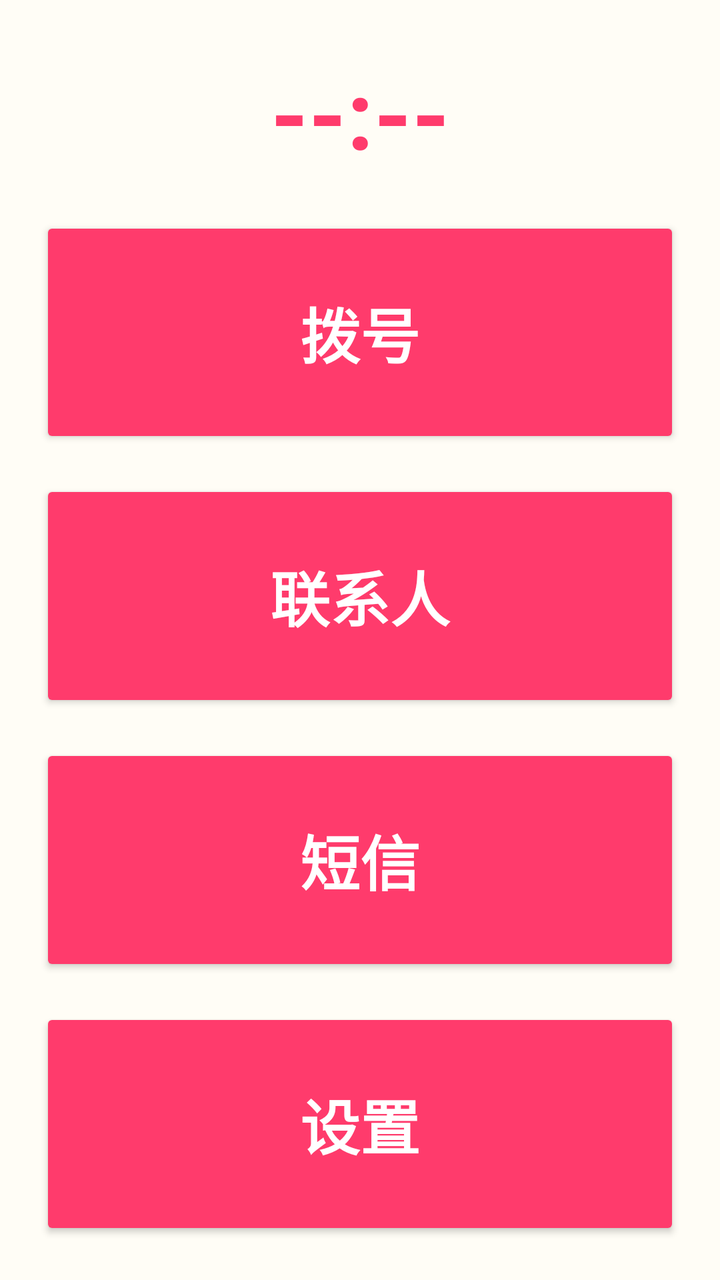
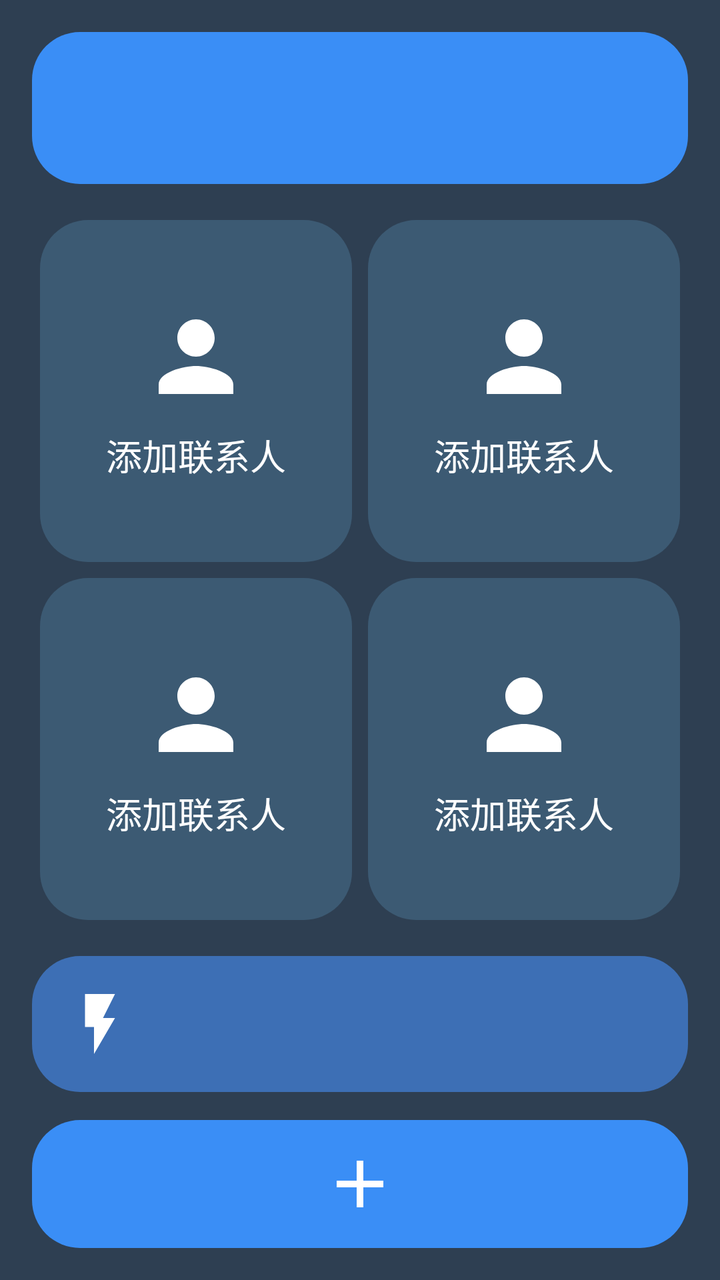

The first picture is an Android layout as it rendered before a commit; the second is the same layout after the commit. The layout source and the unified diff follow.
<!-- AndroidManifest.xml: application theme Theme.ElderLauncher -->
<!-- res/layout/activity_home.xml -->
<?xml version="1.0" encoding="utf-8"?>
<LinearLayout xmlns:android="http://schemas.android.com/apk/res/android"
    android:orientation="vertical"
    android:padding="12dp"
    android:layout_width="match_parent"
    android:layout_height="match_parent">

    <TextView
        android:id="@+id/tvClock"
        android:text="--:--"
        android:textSize="48sp"
        android:textStyle="bold"
        android:textColor="@color/primary"
        android:gravity="center"
        android:padding="12dp"
        android:layout_width="match_parent"
        android:layout_height="wrap_content" />

    <Button
        android:id="@+id/btnDialer"
        style="@style/BigButton"
        android:text="@string/home_dialer"
        android:layout_width="match_parent"
        android:layout_height="0dp"
        android:layout_weight="1" />

    <Button
        android:id="@+id/btnContacts"
        style="@style/BigButton"
        android:text="@string/home_contacts"
        android:layout_width="match_parent"
        android:layout_height="0dp"
        android:layout_weight="1" />

    <Button
        android:id="@+id/btnSms"
        style="@style/BigButton"
        android:text="@string/home_sms"
        android:layout_width="match_parent"
        android:layout_height="0dp"
        android:layout_weight="1" />

    <Button
        android:id="@+id/btnSettings"
        style="@style/BigButton"
        android:text="@string/home_settings"
        android:layout_width="match_parent"
        android:layout_height="0dp"
        android:layout_weight="1" />
</LinearLayout>
<!-- resources referenced by this layout -->
<resources>
  <color name="primary">#FF3B6C</color>
  <string name="home_contacts">联系人</string>
  <string name="home_dialer">拨号</string>
  <string name="home_settings">设置</string>
  <string name="home_sms">短信</string>
  <style name="BigButton" parent="Widget.AppCompat.Button">
          <item name="android:textSize">30sp</item>
          <item name="android:textStyle">bold</item>
          <item name="android:textColor">@android:color/white</item>
          <item name="android:backgroundTint">@color/primary</item>
          <item name="android:layout_margin">8dp</item>
          <item name="android:padding">20dp</item>
      </style>
  <style name="Theme.ElderLauncher" parent="Theme.AppCompat.DayNight.NoActionBar">
          <item name="colorPrimary">@color/primary</item>
          <item name="colorPrimaryDark">@color/primary_dark</item>
          <item name="colorAccent">@color/accent</item>
          <item name="android:windowBackground">@color/bg</item>
          <item name="android:textSize">22sp</item>
          <item name="android:textColor">@color/text_dark</item>
      </style>
  <color name="primary_dark">#C2185B</color>
  <color name="accent">#FF6F91</color>
  <color name="bg">#FFFDF6</color>
  <color name="text_dark">#222222</color>
</resources>

<!-- the commit's change to res/layout/activity_home.xml (unified diff, before → after) -->
@@ -1,50 +1,187 @@
 <?xml version="1.0" encoding="utf-8"?>
 <LinearLayout xmlns:android="http://schemas.android.com/apk/res/android"
     android:orientation="vertical"
-    android:padding="12dp"
+    android:padding="16dp"
+    android:background="@color/bg_navy"
     android:layout_width="match_parent"
     android:layout_height="match_parent">
 
-    <TextView
-        android:id="@+id/tvClock"
-        android:text="--:--"
-        android:textSize="48sp"
-        android:textStyle="bold"
-        android:textColor="@color/primary"
-        android:gravity="center"
-        android:padding="12dp"
+    
+    <FrameLayout
         android:layout_width="match_parent"
-        android:layout_height="wrap_content" />
+        android:layout_height="wrap_content"
+        android:background="@drawable/bg_round_blue"
+        android:padding="20dp">
 
-    <Button
-        android:id="@+id/btnDialer"
-        style="@style/BigButton"
-        android:text="@string/home_dialer"
+        <ImageView
+            android:id="@+id/ivWidget"
+            android:layout_width="36dp"
+            android:layout_height="36dp"
+            android:layout_gravity="end|top"
+            android:src="@drawable/ic_quad"
+            android:contentDescription="@string/home_settings" />
+
+        <LinearLayout
+            android:orientation="vertical"
+            android:layout_width="match_parent"
+            android:layout_height="wrap_content"
+            android:paddingEnd="44dp">
+
+            <LinearLayout
+                android:orientation="horizontal"
+                android:layout_width="wrap_content"
+                android:layout_height="wrap_content"
+                android:gravity="bottom">
+
+                <TextView
+                    android:id="@+id/tvTime"
+                    android:text="--:--"
+                    android:textSize="64sp"
+                    android:textStyle="bold"
+                    android:textColor="@color/text_on_blue" />
+
+                <TextView
+                    android:id="@+id/tvAmPm"
+                    android:text="@string/home_am"
+                    android:textSize="22sp"
+                    android:textColor="@color/text_on_blue"
+                    android:layout_marginStart="10dp"
+                    android:layout_marginBottom="12dp" />
+            </LinearLayout>
+
+            <TextView
+                android:id="@+id/tvDate"
+                android:text=""
+                android:textSize="18sp"
+                android:textColor="@color/text_on_blue"
+                android:layout_marginTop="6dp" />
+
+            <TextView
+                android:id="@+id/tvLunar"
+                android:text=""
+                android:textSize="16sp"
+                android:textColor="@color/text_on_blue_dim"
+                android:layout_marginTop="2dp" />
+        </LinearLayout>
+    </FrameLayout>
+
+    
+    <GridLayout
+        android:id="@+id/gridContacts"
         android:layout_width="match_parent"
         android:layout_height="0dp"
-        android:layout_weight="1" />
+        android:layout_weight="1"
+        android:columnCount="2"
+        android:rowCount="2"
+        android:useDefaultMargins="true"
+        android:layout_marginTop="14dp">
 
-    <Button
-        android:id="@+id/btnContacts"
-        style="@style/BigButton"
-        android:text="@string/home_contacts"
+        <LinearLayout
+            android:id="@+id/cardContact1"
+            style="@style/ContactCard">
+            <ImageView
+                android:layout_width="56dp"
+                android:layout_height="56dp"
+                android:src="@drawable/ic_person" />
+            <TextView
+                android:layout_width="wrap_content"
+                android:layout_height="wrap_content"
+                android:text="@string/contact_add"
+                android:textSize="18sp"
+                android:textColor="@color/text_on_blue"
+                android:layout_marginTop="8dp" />
+        </LinearLayout>
+
+        <LinearLayout
+            android:id="@+id/cardContact2"
+            style="@style/ContactCard">
+            <ImageView
+                android:layout_width="56dp"
+                android:layout_height="56dp"
+                android:src="@drawable/ic_person" />
+            <TextView
+                android:layout_width="wrap_content"
+                android:layout_height="wrap_content"
+                android:text="@string/contact_add"
+                android:textSize="18sp"
+                android:textColor="@color/text_on_blue"
+                android:layout_marginTop="8dp" />
+        </LinearLayout>
+
+        <LinearLayout
+            android:id="@+id/cardContact3"
+            style="@style/ContactCard">
+            <ImageView
+                android:layout_width="56dp"
+                android:layout_height="56dp"
+                android:src="@drawable/ic_person" />
+            <TextView
+                android:layout_width="wrap_content"
+                android:layout_height="wrap_content"
+                android:text="@string/contact_add"
+                android:textSize="18sp"
+                android:textColor="@color/text_on_blue"
+                android:layout_marginTop="8dp" />
+        </LinearLayout>
+
+        <LinearLayout
+            android:id="@+id/cardContact4"
+            style="@style/ContactCard">
+            <ImageView
+                android:layout_width="56dp"
+                android:layout_height="56dp"
+                android:src="@drawable/ic_person" />
+            <TextView
+                android:layout_width="wrap_content"
+                android:layout_height="wrap_content"
+                android:text="@string/contact_add"
+                android:textSize="18sp"
+                android:textColor="@color/text_on_blue"
+                android:layout_marginTop="8dp" />
+        </LinearLayout>
+    </GridLayout>
+
+    
+    <LinearLayout
+        android:orientation="horizontal"
         android:layout_width="match_parent"
-        android:layout_height="0dp"
-        android:layout_weight="1" />
+        android:layout_height="wrap_content"
+        android:background="@drawable/bg_round_blue_dark"
+        android:padding="16dp"
+        android:layout_marginTop="14dp"
+        android:gravity="center_vertical">
 
-    <Button
-        android:id="@+id/btnSms"
-        style="@style/BigButton"
-        android:text="@string/home_sms"
+        <ImageView
+            android:layout_width="36dp"
+            android:layout_height="36dp"
+            android:src="@drawable/ic_battery" />
+
+        <TextView
+            android:text="@string/home_battery"
+            android:textSize="20sp"
+            android:textColor="@color/text_on_blue"
+            android:layout_marginStart="12dp" />
+
+        <TextView
+            android:id="@+id/tvBattery"
+            android:text="--"
+            android:textSize="32sp"
+            android:textStyle="bold"
+            android:textColor="@color/text_on_blue"
+            android:layout_marginStart="12dp" />
+    </LinearLayout>
+
+    
+    <FrameLayout
+        android:id="@+id/btnAdd"
         android:layout_width="match_parent"
-        android:layout_height="0dp"
-        android:layout_weight="1" />
-
-    <Button
-        android:id="@+id/btnSettings"
-        style="@style/BigButton"
-        android:text="@string/home_settings"
-        android:layout_width="match_parent"
-        android:layout_height="0dp"
-        android:layout_weight="1" />
+        android:layout_height="64dp"
+        android:background="@drawable/bg_round_blue"
+        android:layout_marginTop="14dp">
+        <ImageView
+            android:layout_width="40dp"
+            android:layout_height="40dp"
+            android:src="@drawable/ic_plus"
+            android:layout_gravity="center" />
+    </FrameLayout>
 </LinearLayout>
<!-- resource entries referenced after the edit -->
@@ -1,29 +1,90 @@
 <!-- resources referenced by this layout -->
 <resources>
-  <color name="primary">#FF3B6C</color>
-  <string name="home_contacts">联系人</string>
-  <string name="home_dialer">拨号</string>
+  <color name="bg_navy">#2E3F52</color>
+  <color name="text_on_blue">#FFFFFF</color>
+  <color name="text_on_blue_dim">#BBD4FF</color>
+  <!-- drawable bg_round_blue (drawable) -->
+  <?xml version="1.0" encoding="utf-8"?>
+  <shape xmlns:android="http://schemas.android.com/apk/res/android">
+      <solid android:color="@color/card_blue" />
+      <corners android:radius="24dp" />
+  </shape>
+  <!-- drawable bg_round_blue_dark (drawable) -->
+  <?xml version="1.0" encoding="utf-8"?>
+  <shape xmlns:android="http://schemas.android.com/apk/res/android">
+      <solid android:color="@color/card_blue_dark" />
+      <corners android:radius="24dp" />
+  </shape>
+  <!-- drawable ic_battery (drawable) -->
+  <vector xmlns:android="http://schemas.android.com/apk/res/android"
+      android:width="36dp"
+      android:height="36dp"
+      android:viewportWidth="24"
+      android:viewportHeight="24">
+      <path
+          android:fillColor="#FFFFFF"
+          android:pathData="M7,2v11h3v9l7,-12h-4l4,-8z" />
+  </vector>
+  <!-- drawable ic_person (drawable) -->
+  <vector xmlns:android="http://schemas.android.com/apk/res/android"
+      android:width="56dp"
+      android:height="56dp"
+      android:viewportWidth="24"
+      android:viewportHeight="24">
+      <path
+          android:fillColor="#FFFFFF"
+          android:pathData="M12,12c2.21,0 4,-1.79 4,-4s-1.79,-4 -4,-4 -4,1.79 -4,4 1.79,4 4,4zM12,14c-2.67,0 -8,1.34 -8,4v2h16v-2c0,-2.66 -5.33,-4 -8,-4z" />
+  </vector>
+  <!-- drawable ic_plus (drawable) -->
+  <vector xmlns:android="http://schemas.android.com/apk/res/android"
+      android:width="40dp"
+      android:height="40dp"
+      android:viewportWidth="24"
+      android:viewportHeight="24">
+      <path
+          android:fillColor="#FFFFFF"
+          android:pathData="M19,13h-6v6h-2v-6H5v-2h6V5h2v6h6v2z" />
+  </vector>
+  <!-- drawable ic_quad (drawable) -->
+  <vector xmlns:android="http://schemas.android.com/apk/res/android"
+      android:width="40dp"
+      android:height="40dp"
+      android:viewportWidth="24"
+      android:viewportHeight="24">
+      <circle android:cx="8" android:cy="8" android:r="4" android:fillColor="#F44336" />
+      <circle android:cx="16" android:cy="8" android:r="4" android:fillColor="#9C27B0" />
+      <circle android:cx="8" android:cy="16" android:r="4" android:fillColor="#4CAF50" />
+      <circle android:cx="16" android:cy="16" android:r="4" android:fillColor="#2196F3" />
+  </vector>
+  <string name="contact_add">添加联系人</string>
+  <string name="home_am">上午</string>
+  <string name="home_battery">电量</string>
   <string name="home_settings">设置</string>
-  <string name="home_sms">短信</string>
-  <style name="BigButton" parent="Widget.AppCompat.Button">
-          <item name="android:textSize">30sp</item>
-          <item name="android:textStyle">bold</item>
-          <item name="android:textColor">@android:color/white</item>
-          <item name="android:backgroundTint">@color/primary</item>
-          <item name="android:layout_margin">8dp</item>
-          <item name="android:padding">20dp</item>
+  <style name="ContactCard">
+          <item name="android:layout_width">0dp</item>
+          <item name="android:layout_height">0dp</item>
+          <item name="android:layout_columnWeight">1</item>
+          <item name="android:layout_rowWeight">1</item>
+          <item name="android:background">@drawable/bg_round_contact</item>
+          <item name="android:gravity">center</item>
+          <item name="android:orientation">vertical</item>
       </style>
   <style name="Theme.ElderLauncher" parent="Theme.AppCompat.DayNight.NoActionBar">
-          <item name="colorPrimary">@color/primary</item>
-          <item name="colorPrimaryDark">@color/primary_dark</item>
-          <item name="colorAccent">@color/accent</item>
-          <item name="android:windowBackground">@color/bg</item>
+          <item name="colorPrimary">@color/card_blue</item>
+          <item name="colorPrimaryDark">@color/card_blue_dark</item>
+          <item name="colorAccent">@color/card_blue</item>
+          <item name="android:windowBackground">@color/bg_navy</item>
           <item name="android:textSize">22sp</item>
-          <item name="android:textColor">@color/text_dark</item>
+          <item name="android:textColor">@color/text_on_blue</item>
       </style>
-  <color name="primary_dark">#C2185B</color>
-  <color name="accent">#FF6F91</color>
-  <color name="bg">#FFFDF6</color>
-  <color name="text_dark">#222222</color>
+  <color name="card_blue">#3A8EF6</color>
+  <color name="card_blue_dark">#3D6FB5</color>
+  <!-- drawable bg_round_contact (drawable) -->
+  <?xml version="1.0" encoding="utf-8"?>
+  <shape xmlns:android="http://schemas.android.com/apk/res/android">
+      <solid android:color="@color/contact_bg" />
+      <corners android:radius="24dp" />
+  </shape>
+  <color name="contact_bg">#3C5A73</color>
 </resources>
 
